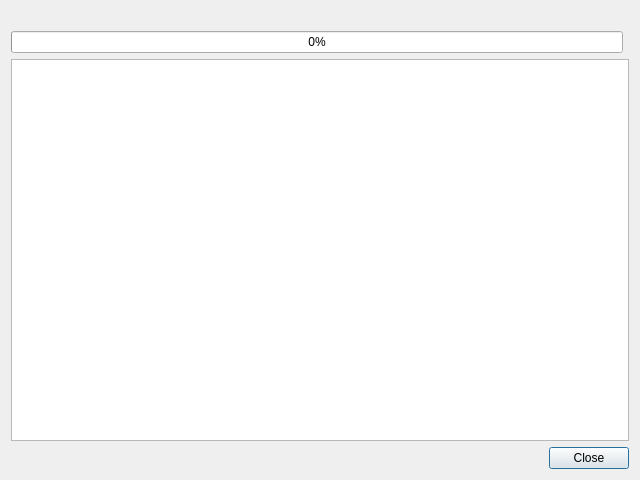
alorence/tym, file src/tasks/taskmonitor.ui: the form before one commit.
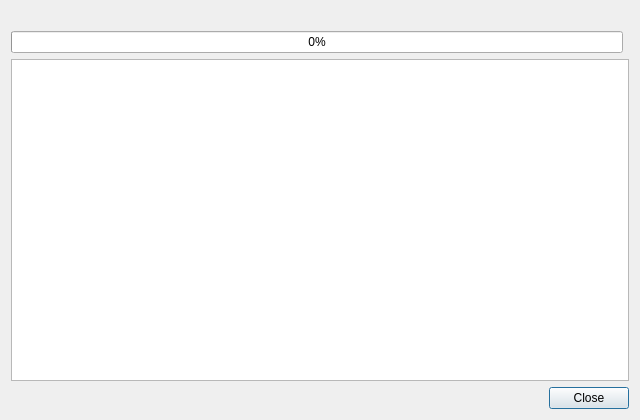
The form after the commit.

Commit message: (task monitor) Adapt the dialog size to its content

```diff
--- a/src/tasks/taskmonitor.ui
+++ b/src/tasks/taskmonitor.ui
@@ -7,7 +7,7 @@
     <x>0</x>
     <y>0</y>
     <width>640</width>
-    <height>480</height>
+    <height>420</height>
    </rect>
   </property>
   <property name="windowTitle">
```
Left out of the diff: 2 changed lines with no effect on the pictures. The commit also changes 1 other file.
